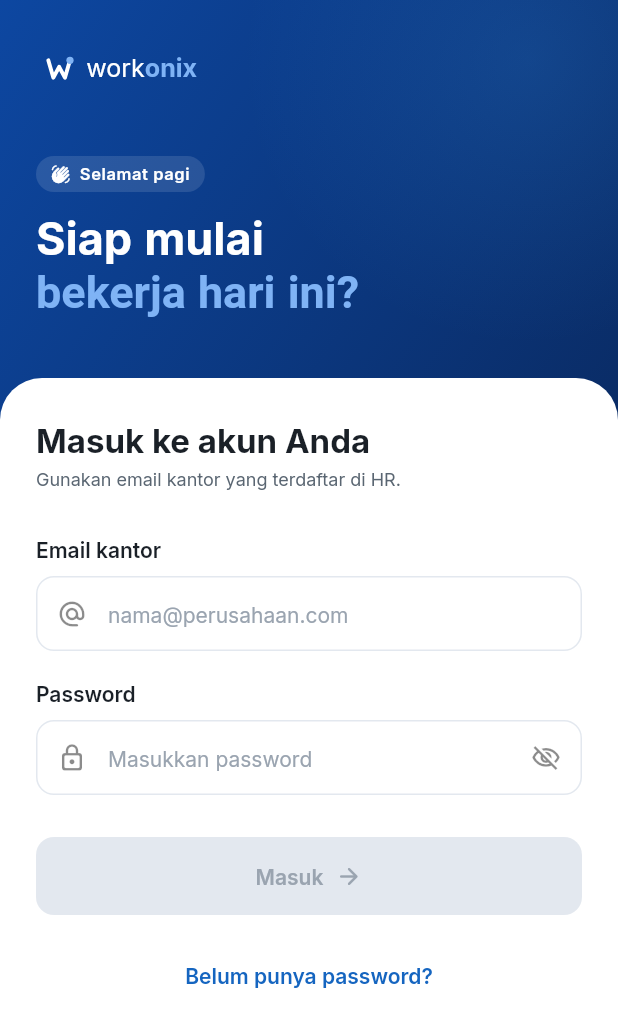
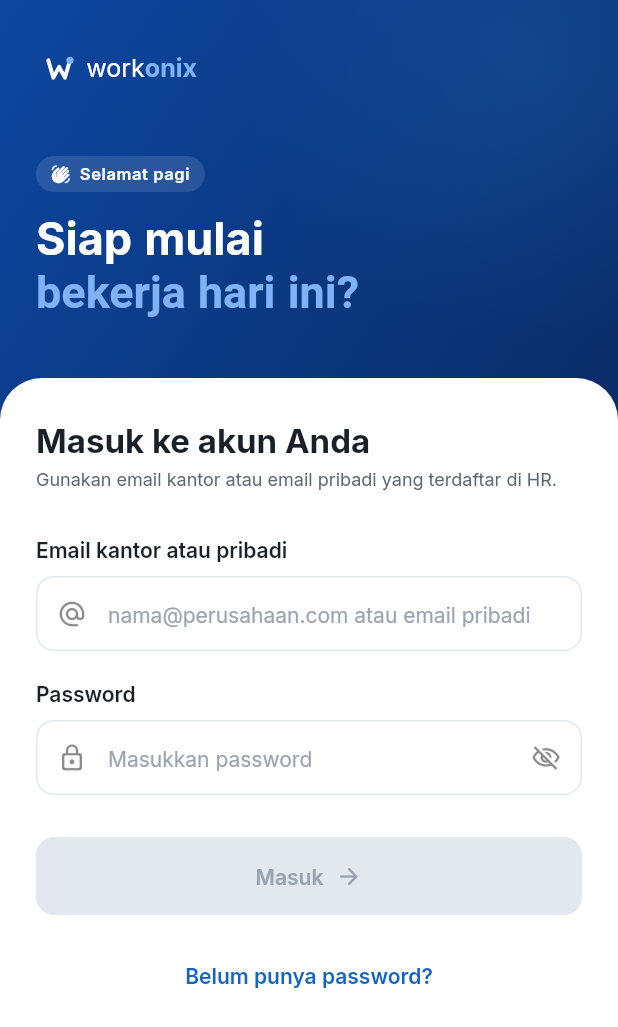
Before and after one commit to Mercuriallz/hris-mobile, a Flutter app: the screen it shows after launch, on a phone screen of 412 x 824 dp. Shown: the top 1027 px of the screen. Run offline on Flutter 3.47's test engine with Material 3 defaults, Android fonts, the phone set to English and light mode, and no system bars; our stand-ins replace cached_network_image, camera, device_info_plus, dio, equatable, flutter_bloc and 11 more; missing offline and left inert: google_mlkit_face_detection, in_app_update, onesignal_flutter, tflite_flutter.

Commit message:
Login: label email kantor atau pribadi
Co-Authored-By: Claude Opus 5.5 <noreply@anthropic.com>

```diff
--- a/lib/features/auth/login/presentation/login_page.dart
+++ b/lib/features/auth/login/presentation/login_page.dart
@@ -103,12 +103,12 @@ class _LoginPageState extends State<LoginPage> {
               Text('Masuk ke akun Anda', style: AppText.h1),
               const SizedBox(height: 4),
               Text(
-                'Gunakan email kantor yang terdaftar di HR.',
+                'Gunakan email kantor atau email pribadi yang terdaftar di HR.',
                 style: AppText.caption,
               ),
               const SizedBox(height: 28),
 
-              _FieldLabel('Email kantor'),
+              _FieldLabel('Email kantor atau pribadi'),
               TextField(
                 controller: _emailController,
                 keyboardType: TextInputType.emailAddress,
@@ -119,7 +119,7 @@ class _LoginPageState extends State<LoginPage> {
                 onChanged: (_) => setState(() {}),
                 onSubmitted: (_) => _passwordFocus.requestFocus(),
                 decoration: const InputDecoration(
-                  hintText: 'nama@perusahaan.com',
+                  hintText: 'nama@perusahaan.com atau email pribadi',
                   prefixIcon: Icon(Icons.alternate_email_rounded, size: 20),
                 ),
               ),
```
